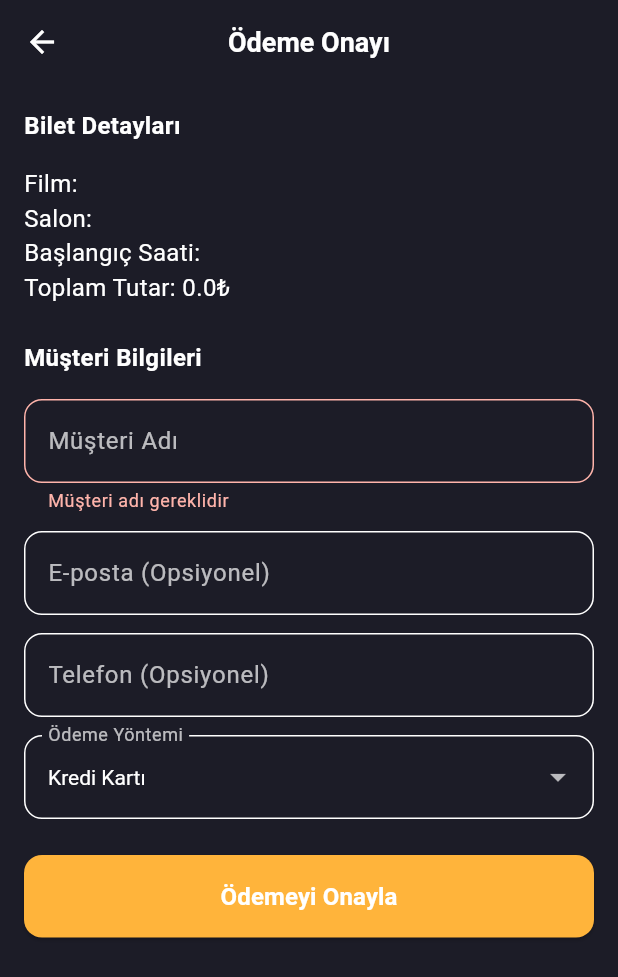
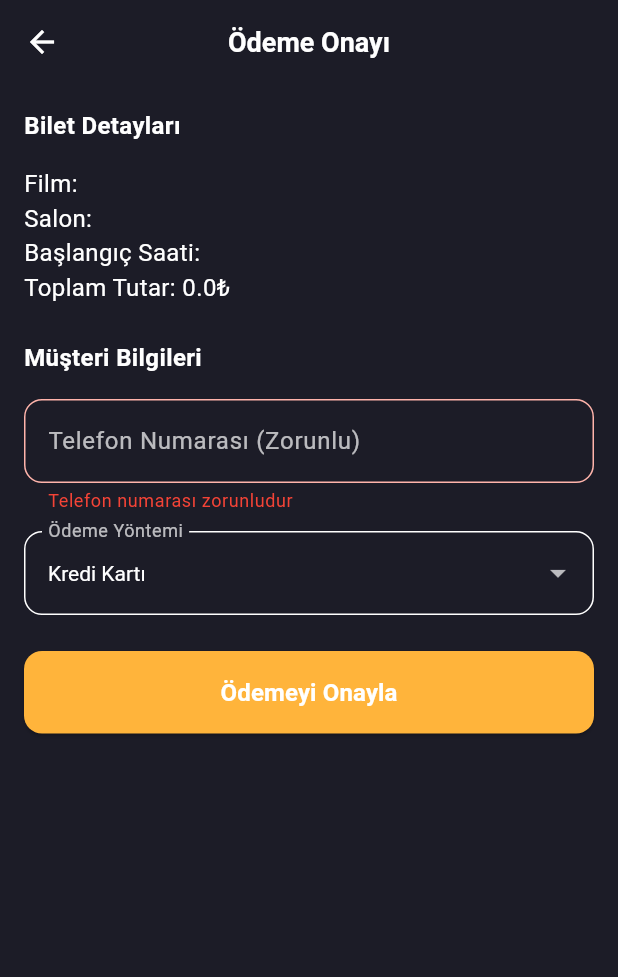
Before and after one commit to ibrahimysr/cinema, a Flutter app: the PaymentConfirmationScreen screen opened directly with empty values, after a tap on "Ödemeyi Onayla", on a phone screen of 412 x 824 dp. Shown: the top 977 px of the screen. Run offline on Flutter 3.47's test engine with Material 3 defaults, Android fonts, the light colour scheme and no system bars; our stand-ins replace flutter_map, flutter_staggered_animations, font_awesome_flutter, hive_flutter, latlong2, retry and 1 more; accounts and stored records are empty; Roboto replaces fonts that are missing (Poppins).

Commit message:
ödeme işlemi entegre edildi

```diff
--- a/lib/components/components.dart
+++ b/lib/components/components.dart
@@ -20,6 +20,7 @@ import 'package:cinema/viewmodels/movie_viewmodel.dart';
 import 'package:flutter/material.dart';
 import 'package:flutter_staggered_animations/flutter_staggered_animations.dart';
 import 'package:font_awesome_flutter/font_awesome_flutter.dart';
+import 'package:intl/intl.dart';
 import 'package:provider/provider.dart';
 
 
@@ -72,3 +73,4 @@ part "cinema_hall/feature_chip.dart";
 part "cinema_hall/hall_card.dart";
 part "cinema_hall/hall_feature.dart";
 part "cinema_hall/cinema_halls_screen_provider.dart";
+part "cinema_hall/enhanced_date_picker.dart";
--- a/lib/core/services/city/cinema_service.dart
+++ b/lib/core/services/city/cinema_service.dart
@@ -8,18 +8,14 @@ class CinemaService {
 Future<List<Cinema>> fetchCinemas(int cityId) async {
   try {
     final response = await apiClient.get('cities/$cityId/cinemas');
-    print('API Yanıtı: $response');
     if (response['status']) {
-      print('data: ${response['data']}');
       return (response['data'] as List)
           .map((cinema) => Cinema.fromJson(cinema))
           .toList();
     } else {
-      print('API Hatası: ${response['message']}');
       throw Exception(response['message']);
     }
   } catch (e) {
-    print('CinemaService Hata: $e');
     rethrow;
   }
 }
--- a/lib/main.dart
+++ b/lib/main.dart
@@ -8,9 +8,12 @@ import 'package:cinema/viewmodels/cinema_hall_viewmodel.dart';
 import 'package:cinema/viewmodels/movie_viewmodel.dart';
 import 'package:cinema/viewmodels/film_viewmodel.dart';
 import 'package:flutter/material.dart';
+import 'package:hive_flutter/hive_flutter.dart';
 import 'package:provider/provider.dart';
 
 void main() async {
+
+   await Hive.initFlutter();
   WidgetsFlutterBinding.ensureInitialized();
 
   await ServiceProvider().initialize();
--- a/lib/pages/payment_confirmation_screen.dart
+++ b/lib/pages/payment_confirmation_screen.dart
@@ -1,12 +1,14 @@
 import 'dart:convert';
-
+import 'dart:io';
 import 'package:cinema/core/services/auth/auth_service.dart';
 import 'package:cinema/core/services/storage/storage_service.dart';
 import 'package:cinema/core/theme/color.dart';
 import 'package:cinema/core/theme/text_style.dart';
 import 'package:cinema/models/ticket_model.dart';
+import 'package:cinema/pages/home/home_page_cinema.dart';
 import 'package:flutter/material.dart';
 import 'package:http/http.dart' as http;
+import 'package:retry/retry.dart';
 
 class PaymentConfirmationScreen extends StatefulWidget {
   final TicketCreationResponse ticketResponse;
@@ -14,14 +16,14 @@ class PaymentConfirmationScreen extends StatefulWidget {
   const PaymentConfirmationScreen({required this.ticketResponse, super.key});
 
   @override
-  State<PaymentConfirmationScreen> createState() => _PaymentConfirmationScreenState();
+  State<PaymentConfirmationScreen> createState() =>
+      _PaymentConfirmationScreenState();
 }
 
 class _PaymentConfirmationScreenState extends State<PaymentConfirmationScreen> {
   final _formKey = GlobalKey<FormState>();
-  String _customerName = '';
-  String? _customerEmail = '';
-  String? _customerPhone = '';
+
+  String _customerPhone = '';
   String _paymentMethod = 'credit_card';
   bool _isLoading = false;
 
@@ -31,11 +33,14 @@ class _PaymentConfirmationScreenState extends State<PaymentConfirmationScreen> {
   void initState() {
     super.initState();
     final storageService = HiveStorageService();
+    storageService.init();
     _authService = AuthService(storageService: storageService);
   }
 
   Future<void> _submitPayment() async {
     if (!_formKey.currentState!.validate()) return;
+
+    _formKey.currentState!.save();
 
     setState(() {
       _isLoading = true;
@@ -47,33 +52,60 @@ class _PaymentConfirmationScreenState extends State<PaymentConfirmationScreen> {
         throw Exception('Kimlik doğrulama hatası: Token bulunamadı');
       }
 
-      final ticketId = widget.ticketResponse.data.tickets.first.ticketId;
-      final response = await http.post(
-        Uri.parse('http://192.168.8.113:8000/api/sales'),
-        headers: {
-          'Content-Type': 'application/json',
-          'Authorization': 'Bearer $token', // Token'ı ekle
-        },
-        body: jsonEncode({
-          'ticket_id': ticketId,
-          'customer_name': _customerName,
-          'customer_email': _customerEmail?.isNotEmpty == true ? _customerEmail : null,
-          'customer_phone': _customerPhone?.isNotEmpty == true ? _customerPhone : null,
-          'payment_method': _paymentMethod,
-        }),
+      final ticketId = widget.ticketResponse.data.tickets.firstOrNull?.ticketId;
+      if (ticketId == null) {
+        throw Exception('Bilet ID\'si bulunamadı');
+      }
+
+      if (_customerPhone.isEmpty) {
+        throw Exception('Telefon numarası zorunludur');
+      }
+
+      final body = {
+        'ticket_id': ticketId,
+        'customer_phone': _customerPhone,
+        'payment_method': _paymentMethod,
+      };
+
+
+      final client = http.Client();
+      final response = await retry(
+        () => client.post(
+          Uri.parse('http://10.10.27.21:8000/api/sales'),
+          headers: {
+            'Content-Type': 'application/json',
+            'Authorization': 'Bearer $token',
+          },
+          body: jsonEncode(body),
+        ),
+        retryIf: (e) => e is SocketException || e is HttpException,
+        maxAttempts: 3,
       );
+
 
       if (response.statusCode == 200 || response.statusCode == 201) {
         ScaffoldMessenger.of(context).showSnackBar(
           const SnackBar(content: Text('Ödeme başarıyla tamamlandı')),
         );
-        Navigator.pushReplacementNamed(context, '/cinema_main');
+        Navigator.pushReplacement(
+          context,
+          MaterialPageRoute(builder: (context) => HomePageCinema()),
+        );
       } else {
-        throw Exception('Ödeme hatası: ${response.statusCode} - ${response.body}');
+        throw Exception(
+            'Ödeme hatası: ${response.statusCode} - ${response.body}');
       }
+    } on SocketException catch (e) {
+      ScaffoldMessenger.of(context).showSnackBar(
+        SnackBar(content: Text('Ağ bağlantı hatası: $e')),
+      );
+    } on HttpException catch (e) {
+      ScaffoldMessenger.of(context).showSnackBar(
+        SnackBar(content: Text('HTTP hatası: $e')),
+      );
     } catch (e) {
       ScaffoldMessenger.of(context).showSnackBar(
-        SnackBar(content: Text('Hata oluştu: $e')),
+        SnackBar(content: Text('Bilinmeyen hata oluştu: $e')),
       );
     } finally {
       setState(() {
@@ -96,7 +128,8 @@ class _PaymentConfirmationScreenState extends State<PaymentConfirmationScreen> {
         centerTitle: true,
       ),
       body: _isLoading
-          ? const Center(child: CircularProgressIndicator(color: Appcolor.buttonColor))
+          ? const Center(
+              child: CircularProgressIndicator(color: Appcolor.buttonColor))
           : Padding(
               padding: const EdgeInsets.all(16.0),
               child: Form(
@@ -107,34 +140,40 @@ class _PaymentConfirmationScreenState extends State<PaymentConfirmationScreen> {
                     children: [
                       Text(
                         'Bilet Detayları',
-                        style: AppTextStyles.headerSmall.copyWith(color: Colors.white),
+                        style: AppTextStyles.headerSmall
+                            .copyWith(color: Colors.white),
                       ),
                       const SizedBox(height: 16),
                       Text(
                         'Film: ${widget.ticketResponse.data.movieTitle}',
-                        style: const TextStyle(color: Colors.white, fontSize: 16),
+                        style:
+                            const TextStyle(color: Colors.white, fontSize: 16),
                       ),
                       Text(
                         'Salon: ${widget.ticketResponse.data.hallName}',
-                        style: const TextStyle(color: Colors.white, fontSize: 16),
+                        style:
+                            const TextStyle(color: Colors.white, fontSize: 16),
                       ),
                       Text(
                         'Başlangıç Saati: ${widget.ticketResponse.data.startTime}',
-                        style: const TextStyle(color: Colors.white, fontSize: 16),
+                        style:
+                            const TextStyle(color: Colors.white, fontSize: 16),
                       ),
                       Text(
                         'Toplam Tutar: ${widget.ticketResponse.data.totalAmount}₺',
-                        style: const TextStyle(color: Colors.white, fontSize: 16),
+                        style:
+                            const TextStyle(color: Colors.white, fontSize: 16),
                       ),
                       const SizedBox(height: 24),
                       Text(
                         'Müşteri Bilgileri',
-                        style: AppTextStyles.headerSmall.copyWith(color: Colors.white),
+                        style: AppTextStyles.headerSmall
+                            .copyWith(color: Colors.white),
                       ),
                       const SizedBox(height: 16),
                       TextFormField(
                         decoration: InputDecoration(
-                          labelText: 'Müşteri Adı',
+                          labelText: 'Telefon Numarası (Zorunlu)',
                           labelStyle: const TextStyle(color: Colors.white70),
                           border: OutlineInputBorder(
                             borderSide: const BorderSide(color: Colors.white),
@@ -145,60 +184,24 @@ class _PaymentConfirmationScreenState extends State<PaymentConfirmationScreen> {
                             borderRadius: BorderRadius.circular(12),
                           ),
                           focusedBorder: OutlineInputBorder(
-                            borderSide: const BorderSide(color: Appcolor.buttonColor),
+                            borderSide:
+                                const BorderSide(color: Appcolor.buttonColor),
                             borderRadius: BorderRadius.circular(12),
                           ),
+                          errorStyle: const TextStyle(color: Colors.red),
                         ),
                         style: const TextStyle(color: Colors.white),
+                        onSaved: (value) => _customerPhone = value ?? '',
                         validator: (value) {
                           if (value == null || value.isEmpty) {
-                            return 'Müşteri adı gereklidir';
+                            return 'Telefon numarası zorunludur';
+                          }
+
+                          if (!RegExp(r'^[0-9]+$').hasMatch(value)) {
+                            return 'Lütfen geçerli bir telefon numarası girin (sadece rakamlardan oluşmalı)';
                           }
                           return null;
                         },
-                        onSaved: (value) => _customerName = value!,
-                      ),
-                      const SizedBox(height: 12),
-                      TextFormField(
-                        decoration: InputDecoration(
-                          labelText: 'E-posta (Opsiyonel)',
-                          labelStyle: const TextStyle(color: Colors.white70),
-                          border: OutlineInputBorder(
-                            borderSide: const BorderSide(color: Colors.white),
-                            borderRadius: BorderRadius.circular(12),
-                          ),
-                          enabledBorder: OutlineInputBorder(
-                            borderSide: const BorderSide(color: Colors.white),
-                            borderRadius: BorderRadius.circular(12),
-                          ),
-                          focusedBorder: OutlineInputBorder(
-                            borderSide: const BorderSide(color: Appcolor.buttonColor),
-                            borderRadius: BorderRadius.circular(12),
-                          ),
-                        ),
-                        style: const TextStyle(color: Colors.white),
-                        onSaved: (value) => _customerEmail = value,
-                      ),
-                      const SizedBox(height: 12),
-                      TextFormField(
-                        decoration: InputDecoration(
-                          labelText: 'Telefon (Opsiyonel)',
-                          labelStyle: const TextStyle(color: Colors.white70),
-                          border: OutlineInputBorder(
-                            borderSide: const BorderSide(color: Colors.white),
-                            borderRadius: BorderRadius.circular(12),
-                          ),
-                          enabledBorder: OutlineInputBorder(
-                            borderSide: const BorderSide(color: Colors.white),
-                            borderRadius: BorderRadius.circular(12),
-                          ),
-                          focusedBorder: OutlineInputBorder(
-                            borderSide: const BorderSide(color: Appcolor.buttonColor),
-                            borderRadius: BorderRadius.circular(12),
-                          ),
-                        ),
-                        style: const TextStyle(color: Colors.white),
-                        onSaved: (value) => _customerPhone = value,
                       ),
                       const SizedBox(height: 12),
                       DropdownButtonFormField<String>(
@@ -214,7 +217,8 @@ class _PaymentConfirmationScreenState extends State<PaymentConfirmationScreen> {
                             borderRadius: BorderRadius.circular(12),
                           ),
                           focusedBorder: OutlineInputBorder(
-                            borderSide: const BorderSide(color: Appcolor.buttonColor),
+                            borderSide:
+                                const BorderSide(color: Appcolor.buttonColor),
                             borderRadius: BorderRadius.circular(12),
                           ),
                         ),
@@ -252,7 +256,8 @@ class _PaymentConfirmationScreenState extends State<PaymentConfirmationScreen> {
                               ? const SizedBox(
                                   width: 20,
                                   height: 20,
-                                  child: CircularProgressIndicator(color: Colors.white),
+                                  child: CircularProgressIndicator(
+                                      color: Colors.white),
                                 )
                               : const Text(
                                   'Ödemeyi Onayla',
--- a/lib/viewmodels/reservation_viewmodel.dart
+++ b/lib/viewmodels/reservation_viewmodel.dart
@@ -1,5 +1,4 @@
 import 'package:cinema/core/services/auth/auth_service.dart';
-import 'package:cinema/core/services/storage/storage_service.dart';
 import 'package:cinema/core/services/ticket/ticket_service.dart';
 import 'package:cinema/models/cinema_seats_model.dart';
 import 'package:cinema/models/ticket_model.dart';
--- a/pubspec.yaml
+++ b/pubspec.yaml
@@ -45,6 +45,7 @@ dependencies:
   font_awesome_flutter: ^10.8.0
   flutter_staggered_animations:
   table_calendar:
+  retry: ^3.1.2
 
 dev_dependencies:
   flutter_test:
```
Also changed, not shown: lib/components/cinema_hall/enhanced_date_picker.dart (added, +118 -0 lines), lib/core/services/ticket/ticket_service.dart (+8 -6 lines), lib/pages/cinema_hall/cinema_hall.dart (+0 -114 lines), pubspec.lock.
